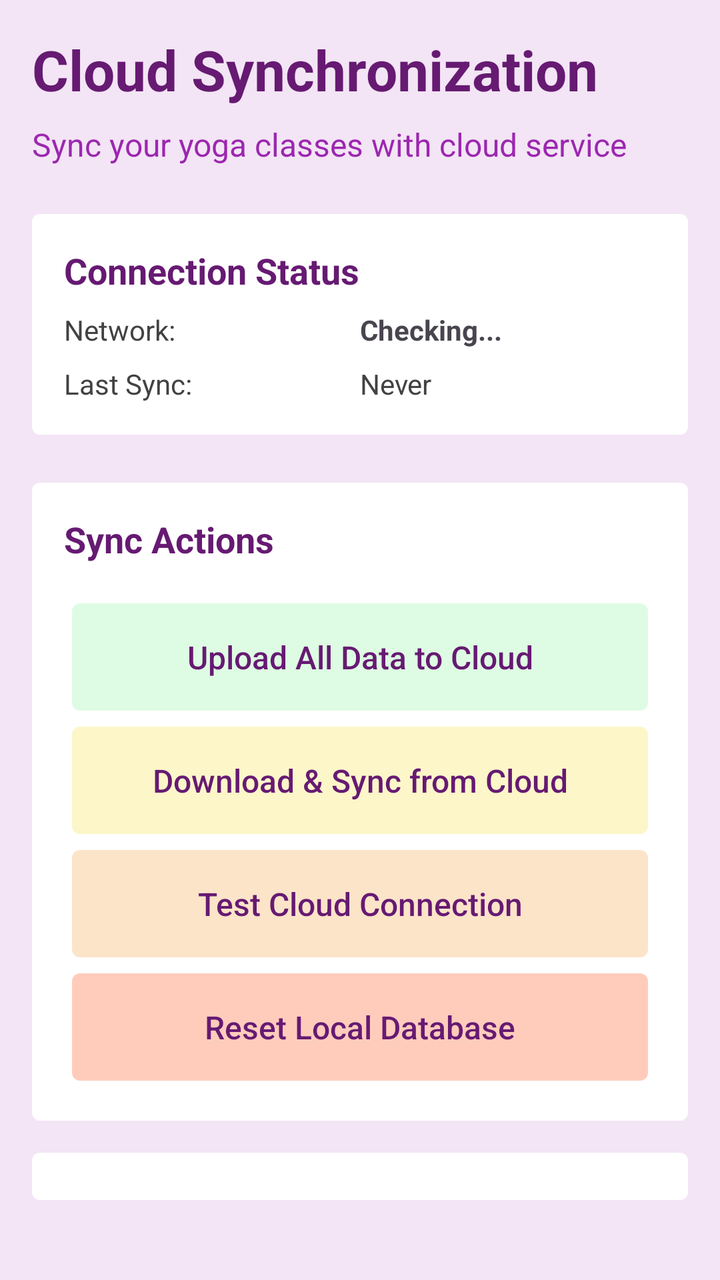
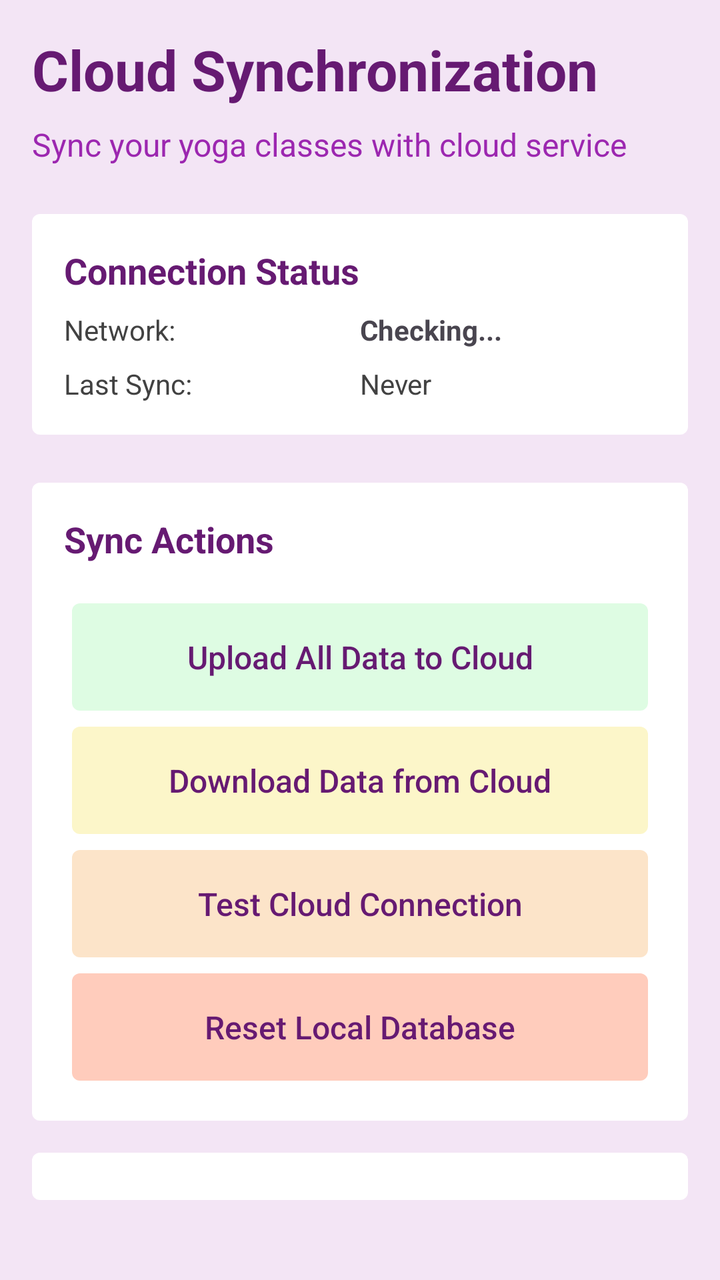

The first picture is an Android layout as it rendered before a commit; the second is the same layout after the commit. The layout source and the unified diff follow.
<!-- AndroidManifest.xml: application theme Theme.Yogaadminapp -->
<!-- res/layout/activity_cloud_sync.xml -->
<?xml version="1.0" encoding="utf-8"?>
<LinearLayout xmlns:android="http://schemas.android.com/apk/res/android"
    android:layout_width="match_parent"
    android:layout_height="match_parent"
    android:background="@color/light_purple"
    android:orientation="vertical"
    android:padding="16dp">

    
    <TextView
        android:layout_width="match_parent"
        android:layout_height="wrap_content"
        android:layout_marginBottom="8dp"
        android:text="Cloud Synchronization"
        android:textAlignment="center"
        android:textColor="@color/dark_purple"
        android:textSize="28sp"
        android:textStyle="bold" />

    <TextView
        android:layout_width="match_parent"
        android:layout_height="wrap_content"
        android:layout_marginBottom="24dp"
        android:text="Sync your yoga classes with cloud service"
        android:textAlignment="center"
        android:textColor="@color/medium_purple"
        android:textSize="16sp" />

    
    <LinearLayout
        android:layout_width="match_parent"
        android:layout_height="wrap_content"
        android:layout_marginBottom="24dp"
        android:background="@drawable/input_background"
        android:orientation="vertical"
        android:padding="16dp">

        <TextView
            android:layout_width="match_parent"
            android:layout_height="wrap_content"
            android:layout_marginBottom="8dp"
            android:text="Connection Status"
            android:textColor="@color/dark_purple"
            android:textSize="18sp"
            android:textStyle="bold" />

        <LinearLayout
            android:layout_width="match_parent"
            android:layout_height="wrap_content"
            android:layout_marginBottom="8dp"
            android:orientation="horizontal">

            <TextView
                android:layout_width="0dp"
                android:layout_height="wrap_content"
                android:layout_weight="1"
                android:text="Network:"
                android:textColor="@color/dark_gray"
                android:textSize="14sp" />

            <TextView
                android:id="@+id/tv_network_status"
                android:layout_width="0dp"
                android:layout_height="wrap_content"
                android:layout_weight="1"
                android:text="Checking..."
                android:textAlignment="textEnd"
                android:textSize="14sp"
                android:textStyle="bold" />
        </LinearLayout>

        <LinearLayout
            android:layout_width="match_parent"
            android:layout_height="wrap_content"
            android:orientation="horizontal">

            <TextView
                android:layout_width="0dp"
                android:layout_height="wrap_content"
                android:layout_weight="1"
                android:text="Last Sync:"
                android:textColor="@color/dark_gray"
                android:textSize="14sp" />

            <TextView
                android:id="@+id/tv_last_sync"
                android:layout_width="0dp"
                android:layout_height="wrap_content"
                android:layout_weight="1"
                android:text="Never"
                android:textAlignment="textEnd"
                android:textColor="@color/dark_gray"
                android:textSize="14sp" />
        </LinearLayout>
    </LinearLayout>

    
    <LinearLayout
        android:layout_width="match_parent"
        android:layout_height="wrap_content"
        android:layout_marginBottom="16dp"
        android:background="@drawable/input_background"
        android:orientation="vertical"
        android:padding="16dp">

        <TextView
            android:layout_width="match_parent"
            android:layout_height="wrap_content"
            android:layout_marginBottom="16dp"
            android:text="Sync Actions"
            android:textColor="@color/dark_purple"
            android:textSize="18sp"
            android:textStyle="bold" />

        
        <Button
            android:id="@+id/btn_upload_data"
            style="@style/ButtonStyleSecondary"
            android:layout_width="match_parent"
            android:layout_height="wrap_content"
            android:layout_marginBottom="12dp"
            android:text="Upload All Data to Cloud" />

        
        <Button
            android:id="@+id/btn_download_sync"
            style="@style/ButtonStyleSecondary2"
            android:layout_width="match_parent"
            android:layout_height="wrap_content"
            android:layout_marginBottom="12dp"
            android:text="Download &amp; Sync from Cloud" />

        
        <Button
            android:id="@+id/btn_check_connection"
            style="@style/ButtonStyleOutline"
            android:layout_width="match_parent"
            android:layout_height="wrap_content"
            android:layout_marginBottom="12dp"
            android:text="Test Cloud Connection" />

        
        <Button
            android:id="@+id/btn_reset_database"
            style="@style/ButtonStyleDanger"
            android:layout_width="match_parent"
            android:layout_height="wrap_content"
            android:layout_marginBottom="12dp"
            android:text="Reset Local Database" />
    </LinearLayout>

    
    <LinearLayout
        android:layout_width="match_parent"
        android:layout_height="wrap_content"
        android:layout_marginBottom="24dp"
        android:background="@drawable/input_background"
        android:orientation="vertical"
        android:padding="16dp">

        <TextView
            android:layout_width="match_parent"
            android:layout_height="wrap_content"
            android:layout_marginBottom="8dp"
            android:text="Important Notes"
            android:textColor="@color/dark_purple"
            android:textSize="16sp"
            android:textStyle="bold" />

        <TextView
            android:layout_width="match_parent"
            android:layout_height="wrap_content"
            android:layout_marginBottom="4dp"
            android:text="• Upload: Sends all local data to cloud"
            android:textColor="@color/dark_gray"
            android:textSize="14sp" />

        <TextView
            android:layout_width="match_parent"
            android:layout_height="wrap_content"
            android:layout_marginBottom="4dp"
            android:text="• Sync: Downloads cloud data and merges with local"
            android:textColor="@color/dark_gray"
            android:textSize="14sp" />

        <TextView
            android:layout_width="match_parent"
            android:layout_height="wrap_content"
            android:text="• Requires stable internet connection"
            android:textColor="@color/dark_gray"
            android:textSize="14sp" />
    </LinearLayout>

    
    <View
        android:layout_width="match_parent"
        android:layout_height="0dp"
        android:layout_weight="1" />

    
    <Button
        android:id="@+id/btn_back"
        style="@style/ButtonStyle"
        android:layout_width="match_parent"
        android:layout_height="wrap_content"
        android:text="Back to Main" />

</LinearLayout>
<!-- resources referenced by this layout -->
<resources>
  <color name="dark_gray">#424242</color>
  <color name="dark_purple">#661a72</color>
  <color name="light_purple">#F3E5F5</color>
  <color name="medium_purple">#9C27B0</color>
  <!-- drawable input_background (drawable) -->
  <?xml version="1.0" encoding="utf-8"?>
  <shape xmlns:android="http://schemas.android.com/apk/res/android">
      <solid android:color="@color/white" />
      <corners android:radius="4dp" />
  </shape>
  <style name="ButtonStyle">
          <item name="android:background">@drawable/button_background</item>
          <item name="android:textColor">@color/dark_purple</item>
          <item name="android:textSize">16sp</item>
          <item name="android:padding">16dp</item>
          <item name="android:layout_margin">4dp</item>
          <item name="android:textAllCaps">false</item>
          <item name="android:elevation">0dp</item>
          <item name="android:translationZ">0dp</item>
          <item name="android:stateListAnimator">@null</item>
          <item name="backgroundTint">@null</item>
          <item name="android:backgroundTint">@null</item>
      </style>
  <style name="ButtonStyleDanger" parent="ButtonStyle">
          <item name="android:textColor">@color/dark_purple</item>
          <item name="android:background">@drawable/input_background</item>
          <item name="android:backgroundTint">@color/accent_red</item>
      </style>
  <style name="ButtonStyleOutline" parent="ButtonStyle">
          <item name="android:textColor">@color/dark_purple</item>
          <item name="android:background">@drawable/input_background</item>
          <item name="android:backgroundTint">@color/accent_orange</item>
      </style>
  <style name="ButtonStyleSecondary" parent="ButtonStyle">
          <item name="android:textColor">@color/dark_purple</item>
          <item name="android:background">@drawable/input_background</item>
          <item name="android:backgroundTint">@color/accent_green</item>
      </style>
  <style name="ButtonStyleSecondary2" parent="ButtonStyle">
          <item name="android:textColor">@color/dark_purple</item>
          <item name="android:background">@drawable/input_background</item>
          <item name="android:backgroundTint">@color/accent_yellow</item>
      </style>
  <style name="Theme.Yogaadminapp" parent="Base.Theme.Yogaadminapp" />
  <color name="white">#FFFFFFFF</color>
  <!-- drawable button_background (drawable) -->
  <?xml version="1.0" encoding="utf-8"?>
  <shape xmlns:android="http://schemas.android.com/apk/res/android">
      <solid android:color="@color/accent_blue" />
      <corners android:radius="8dp" />
      <stroke
          android:width="2dp"
          android:color="@color/accent_blue" />
  </shape>
  <color name="accent_red">#ffccbc</color>
  <color name="accent_orange">#fce4c9</color>
  <color name="accent_green">#defce3</color>
  <color name="accent_yellow">#fcf6c9</color>
  <style name="Base.Theme.Yogaadminapp" parent="Theme.Material3.DayNight.NoActionBar">
          
          
          
          
          <item name="android:windowContentTransitions">false</item>
          <item name="android:windowActivityTransitions">false</item>
      </style>
  <color name="accent_blue">#def4f7</color>
</resources>

<!-- the commit's change to res/layout/activity_cloud_sync.xml (unified diff, before → after) -->
@@ -128,7 +128,7 @@
             android:layout_width="match_parent"
             android:layout_height="wrap_content"
             android:layout_marginBottom="12dp"
-            android:text="Download &amp; Sync from Cloud" />
+            android:text="Download Data from Cloud" />
 
         
         <Button
